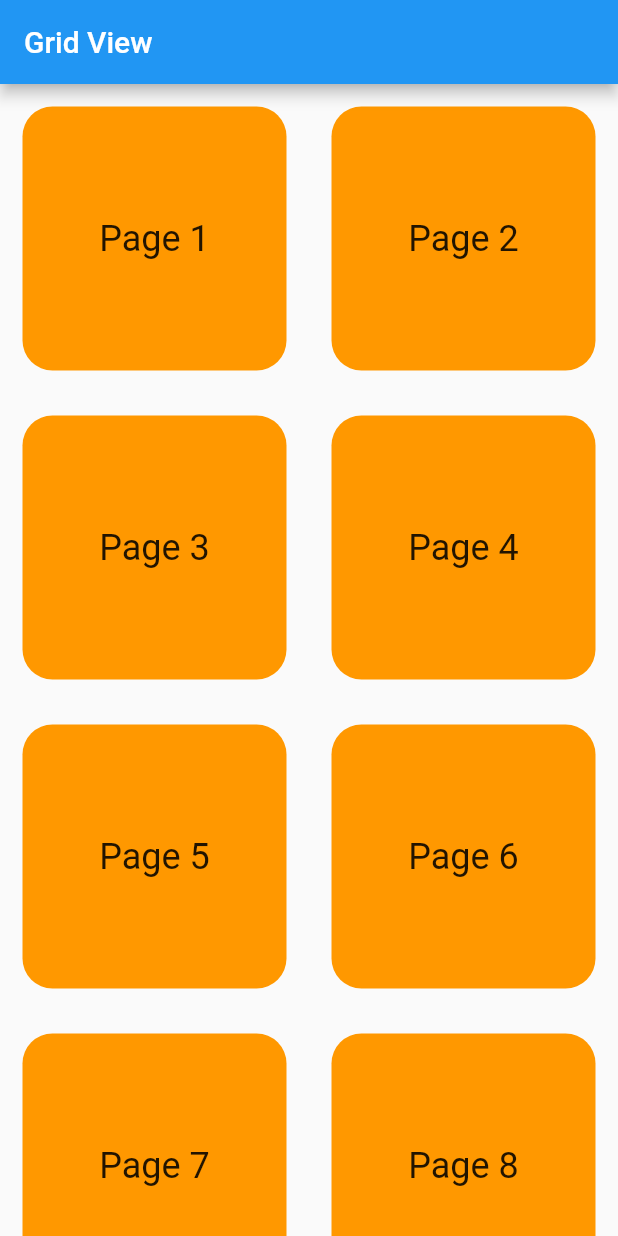
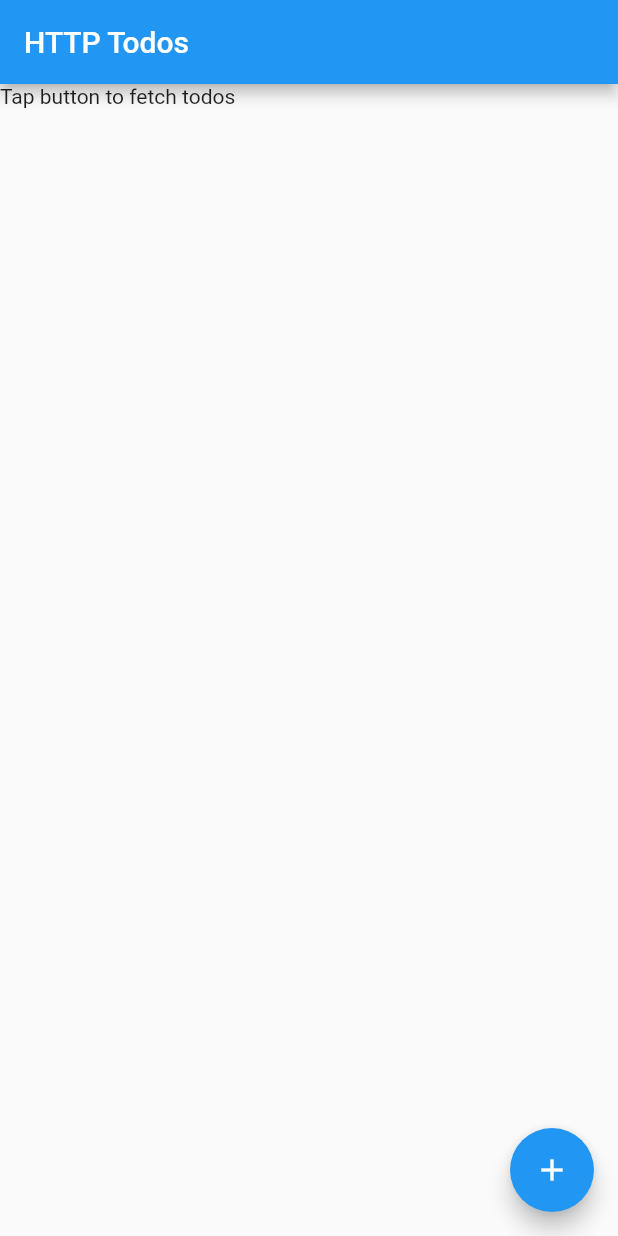
Before and after one commit to is381-1-2021/winai, a Flutter app: the screen it shows after launch, on a phone screen of 412 x 824 dp. Run offline on Flutter 3.47's test engine with Material 2 defaults, Android fonts, the phone set to English and light mode, and no system bars; project files that could hold a hidden picture were left out.

Commit message:
HTTP Todos

```diff
--- /dev/null
+++ b/first_app/lib/controllers/todo_controller.dart
@@ -0,0 +1,22 @@
+import 'dart:async';
+
+import 'package:first_app/models/todo_model.dart';
+import 'package:first_app/services/services.dart';
+
+class TodoController {
+  final HttpServices services;
+  List<Todo> todos = List.empty();
+
+  StreamController<bool> onSyncController = StreamController();
+  Stream<bool> get onSync => onSyncController.stream;
+
+  TodoController(this.services);
+
+  Future<List<Todo>> fetchTodos() async {
+    onSyncController.add(true);
+    todos = await services.getTodos();
+    onSyncController.add(false);
+
+    return todos;
+  }
+}
--- a/first_app/lib/main.dart
+++ b/first_app/lib/main.dart
@@ -1,4 +1,3 @@
-import 'package:first_app/pages/eighth_page.dart';
 import 'package:flutter/material.dart';
 import 'package:provider/provider.dart';
 
@@ -11,7 +10,31 @@ import 'pages/seventh_page.dart';
 import 'pages/sixth_page.dart';
 import 'pages/third_page.dart';
 
+import 'package:first_app/controllers/todo_controller.dart';
+import 'package:first_app/pages/eighth_page.dart';
+import 'package:first_app/pages/todo_page.dart';
+import 'package:first_app/services/services.dart';
+
 void main() {
+  var services = HttpServices();
+  var controller = TodoController(services);
+
+  runApp(TodoApp(controller: controller));
+}
+
+class TodoApp extends StatelessWidget {
+  final TodoController controller;
+  TodoApp({required this.controller});
+
+  @override
+  Widget build(BuildContext context) {
+    return MaterialApp(
+      home: TodoPage(controller: controller),
+    );
+  }
+}
+
+void main_old() {
   runApp(
     MultiProvider(
       providers: [
--- /dev/null
+++ b/first_app/lib/models/todo_model.dart
@@ -0,0 +1,33 @@
+class Todo {
+  final int userId;
+  final int id;
+  final String title;
+  bool completed;
+
+  Todo(this.userId, this.id, this.title, this.completed);
+
+  factory Todo.fromJson(
+    Map<String, dynamic> json,
+  ) {
+    return Todo(
+      json['userId'] as int,
+      json['id'] as int,
+      json['title'] as String,
+      json['completed'] as bool,
+    );
+  }
+}
+
+class AllTodos {
+  final List<Todo> todos;
+
+  AllTodos(this.todos);
+
+  factory AllTodos.fromJson(
+    List<dynamic> json,
+  ){
+    var x = json.map((record) => Todo.fromJson(record)).toList();
+
+    return AllTodos(x);
+  }
+}
--- /dev/null
+++ b/first_app/lib/pages/todo_page.dart
@@ -0,0 +1,62 @@
+import 'package:first_app/controllers/todo_controller.dart';
+import 'package:first_app/models/todo_model.dart';
+import 'package:flutter/material.dart';
+
+class TodoPage extends StatefulWidget {
+  final TodoController controller;
+
+  TodoPage({required this.controller});
+
+  @override
+  _TodoPageState createState() => _TodoPageState();
+}
+
+class _TodoPageState extends State<TodoPage> {
+  List<Todo> todos = List.empty();
+  bool isLoading = false;
+
+  void initState() {
+    super.initState();
+
+    widget.controller.onSync.listen(
+      (bool synState) => setState(() => isLoading = synState),
+    );
+  }
+
+  void _getTodos() async {
+    var newTodos = await widget.controller.fetchTodos();
+
+    setState(() => todos = newTodos);
+  }
+
+  Widget get body => isLoading
+          ? CircularProgressIndicator()
+          : ListView.builder(
+            itemCount: todos.isEmpty ? 1 : todos.length,
+            itemBuilder: (ctx, index) {
+              if (todos.isEmpty) {
+                return Text('Tap button to fetch todos');
+              }
+
+              return CheckboxListTile(
+                onChanged: null,
+                value: todos[index].completed,
+                title: Text(todos[index].title),
+              );
+            },
+          );
+
+  @override
+  Widget build(BuildContext context) {
+    return Scaffold(
+      appBar: AppBar(
+        title: Text('HTTP Todos'),
+      ),
+      body: Center(child: body),
+      floatingActionButton: FloatingActionButton(
+        onPressed: _getTodos,
+        child: Icon(Icons.add),
+      ),
+    );
+  }
+}
--- /dev/null
+++ b/first_app/lib/services/services.dart
@@ -0,0 +1,22 @@
+import 'dart:convert';
+
+import 'package:first_app/models/todo_model.dart';
+import 'package:http/http.dart';
+
+class HttpServices {
+  Client client = Client();
+
+  Future<List<Todo>> getTodos() async {
+    final response = await client.get(
+                       Uri.parse('https://jsonplaceholder.typicode.com/todos'),
+                     );
+
+    if (response.statusCode != 200) {
+      throw Exception('Failed to load todos');
+    }
+
+    var all = AllTodos.fromJson(json.decode(response.body));
+
+    return all.todos;
+  }
+}
--- a/first_app/pubspec.yaml
+++ b/first_app/pubspec.yaml
@@ -14,6 +14,7 @@ dependencies:
   cupertino_icons: ^1.0.2
   provider: ^6.0.0
   web_socket_channel: ^2.1.0
+  http: ^0.13.3
 
 dev_dependencies:
   flutter_test:
```
Also changed, not shown: first_app/pubspec.lock.
